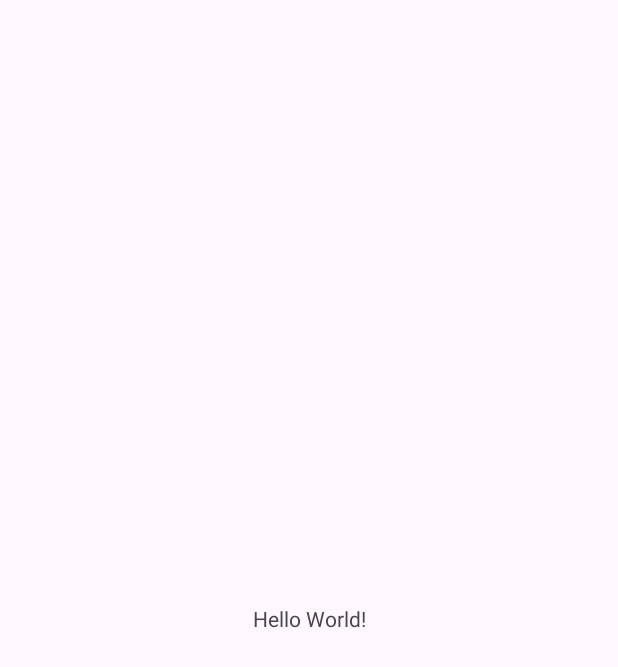
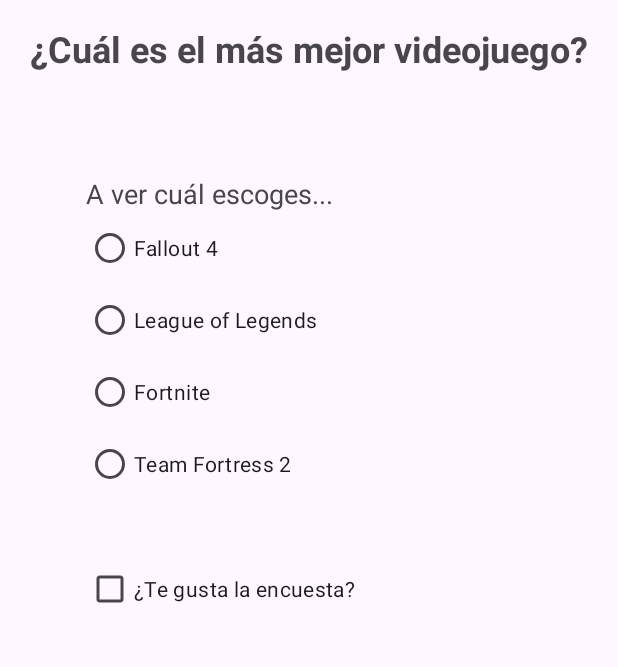
Before and after one commit to buunnee/Elmejorvideojuego, an Android app: the screen it shows after launch (MainActivity), on a phone screen of 412 x 824 dp. Before the commit the part shown is almost empty. Shown: the top 667 px of the screen. Run offline under Robolectric (Android 15) with nearby library versions, the phone set to English and light mode, and no system bars.

Commit message:
App para elegir juego

```diff
--- a/app/src/main/java/com/example/elmejorvideojuego/MainActivity.java
+++ b/app/src/main/java/com/example/elmejorvideojuego/MainActivity.java
@@ -1,24 +1,50 @@
 package com.example.elmejorvideojuego;
 
 import android.os.Bundle;
+import android.widget.CheckBox;
+import android.widget.RadioButton;
+import android.widget.RadioGroup;
+import android.widget.TextView;
+import androidx.appcompat.app.AppCompatActivity;
 
-import androidx.activity.EdgeToEdge;
-import androidx.appcompat.app.AppCompatActivity;
-import androidx.core.graphics.Insets;
-import androidx.core.view.ViewCompat;
-import androidx.core.view.WindowInsetsCompat;
+public class MainActivity extends AppCompatActivity implements RadioGroup.OnCheckedChangeListener, CheckBox.OnCheckedChangeListener {
 
-public class MainActivity extends AppCompatActivity {
+    private TextView message;
+    private CheckBox checkBox;
+    private RadioButton radioFallout, radioLol, radioFortnite, radioTf2;
 
     @Override
     protected void onCreate(Bundle savedInstanceState) {
         super.onCreate(savedInstanceState);
-        EdgeToEdge.enable(this);
         setContentView(R.layout.activity_main);
-        ViewCompat.setOnApplyWindowInsetsListener(findViewById(R.id.main), (v, insets) -> {
-            Insets systemBars = insets.getInsets(WindowInsetsCompat.Type.systemBars());
-            v.setPadding(systemBars.left, systemBars.top, systemBars.right, systemBars.bottom);
-            return insets;
-        });
+
+        // Referencias a los elementos del layout
+        message = findViewById(R.id.message);
+        checkBox = findViewById(R.id.checkBox);
+
+        RadioGroup radioGroup = findViewById(R.id.radioGroup);
+        radioFallout = findViewById(R.id.radioFallout);
+        radioLol = findViewById(R.id.radioLol);
+        radioFortnite = findViewById(R.id.radioFortnite);
+        radioTf2 = findViewById(R.id.radioTf2);
+
+        radioGroup.setOnCheckedChangeListener(this);
+        checkBox.setOnCheckedChangeListener(this);
+    }
+
+    @Override
+    public void onCheckedChanged(RadioGroup group, int checkedId) {
+        // Mostrar el mensaje "Veo que te gusta el..."
+        message.setText(getString(R.string.veo_message));
+    }
+
+    @Override
+    public void onCheckedChanged(android.widget.CompoundButton buttonView, boolean isChecked) {
+        // Cambiar el mensaje basado en el estado del CheckBox
+        if (isChecked) {
+            message.setText(getString(R.string.checkbox_checked_message));
+        } else {
+            message.setText(getString(R.string.checkbox_unchecked_message));
+        }
     }
 }
--- a/app/src/main/res/layout/activity_main.xml
+++ b/app/src/main/res/layout/activity_main.xml
@@ -1,19 +1,90 @@
-<?xml version="1.0" encoding="utf-8"?>
 <androidx.constraintlayout.widget.ConstraintLayout xmlns:android="http://schemas.android.com/apk/res/android"
     xmlns:app="http://schemas.android.com/apk/res-auto"
     xmlns:tools="http://schemas.android.com/tools"
-    android:id="@+id/main"
     android:layout_width="match_parent"
-    android:layout_height="match_parent"
-    tools:context=".MainActivity">
+    android:layout_height="match_parent">
 
+    <!-- Título de la app -->
     <TextView
+        android:id="@+id/title"
         android:layout_width="wrap_content"
         android:layout_height="wrap_content"
-        android:text="Hello World!"
-        app:layout_constraintBottom_toBottomOf="parent"
+        android:text="@string/title"
+        android:textSize="24sp"
+        android:textStyle="bold"
+        app:layout_constraintBottom_toTopOf="@+id/radioGroup"
         app:layout_constraintEnd_toEndOf="parent"
         app:layout_constraintStart_toStartOf="parent"
-        app:layout_constraintTop_toTopOf="parent" />
+        app:layout_constraintTop_toTopOf="parent"
+        android:layout_marginTop="16dp"/>
+
+    <!-- RadioGroup con 4 RadioButtons -->
+    <RadioGroup
+        android:id="@+id/radioGroup"
+        android:layout_width="297dp"
+        android:layout_height="350dp"
+        android:layout_marginTop="60dp"
+        android:orientation="vertical"
+        app:layout_constraintEnd_toEndOf="parent"
+        app:layout_constraintStart_toStartOf="parent"
+        app:layout_constraintTop_toBottomOf="@id/title">
+
+        <TextView
+            android:id="@+id/message"
+            android:layout_width="wrap_content"
+            android:layout_height="wrap_content"
+            android:layout_marginTop="8dp"
+            android:text="@string/default_message"
+            android:textSize="18sp"
+            app:layout_constraintEnd_toEndOf="parent"
+            app:layout_constraintStart_toStartOf="parent"
+            app:layout_constraintTop_toTopOf="@+id/radioFallout" />
+
+        <RadioButton
+            android:id="@+id/radioFallout"
+            android:layout_width="wrap_content"
+            android:layout_height="wrap_content"
+            android:text="@string/fallout"
+            app:layout_constraintEnd_toEndOf="parent"
+            app:layout_constraintStart_toStartOf="parent"
+            app:layout_constraintTop_toBottomOf="@+id/message" />
+
+        <RadioButton
+            android:id="@+id/radioLol"
+            android:layout_width="wrap_content"
+            android:layout_height="wrap_content"
+            android:text="@string/lol"
+            app:layout_constraintEnd_toEndOf="parent"
+            app:layout_constraintStart_toStartOf="parent"
+            app:layout_constraintTop_toBottomOf="@+id/radioFallout" />
+
+        <RadioButton
+            android:id="@+id/radioFortnite"
+            android:layout_width="125dp"
+            android:layout_height="wrap_content"
+            android:text="@string/fortnite"
+            app:layout_constraintEnd_toEndOf="parent"
+            app:layout_constraintStart_toStartOf="parent"
+            app:layout_constraintTop_toBottomOf="@+id/radioLol" />
+
+        <RadioButton
+            android:id="@+id/radioTf2"
+            android:layout_width="wrap_content"
+            android:layout_height="wrap_content"
+            android:text="@string/tf2"
+            app:layout_constraintEnd_toEndOf="parent"
+            app:layout_constraintStart_toStartOf="parent"
+            app:layout_constraintTop_toBottomOf="@+id/radioFortnite" />
+
+        <CheckBox
+            android:id="@+id/checkBox"
+            android:layout_width="wrap_content"
+            android:layout_height="wrap_content"
+            android:layout_marginTop="35dp"
+            android:text="@string/checkbox_text"
+            app:layout_constraintEnd_toEndOf="parent"
+            app:layout_constraintStart_toStartOf="parent"
+            app:layout_constraintTop_toBottomOf="@+id/radioTf2" />
+    </RadioGroup>
 
 </androidx.constraintlayout.widget.ConstraintLayout>
--- a/app/src/main/res/values/strings.xml
+++ b/app/src/main/res/values/strings.xml
@@ -1,3 +1,13 @@
 <resources>
     <string name="app_name">Elmejorvideojuego</string>
+    <string name="title">¿Cuál es el más mejor videojuego?</string>
+    <string name="fallout">Fallout 4</string>
+    <string name="lol">League of Legends</string>
+    <string name="fortnite">Fortnite</string>
+    <string name="tf2">Team Fortress 2</string>
+    <string name="default_message">A ver cuál escoges...</string>
+    <string name="checkbox_checked_message">¡Sí que te mola!</string>
+    <string name="checkbox_unchecked_message">¡¿No te molan!?</string>
+    <string name="veo_message">Veo que te gusta el...</string>
+    <string name="checkbox_text">¿Te gusta la encuesta?</string>
 </resources>
```
